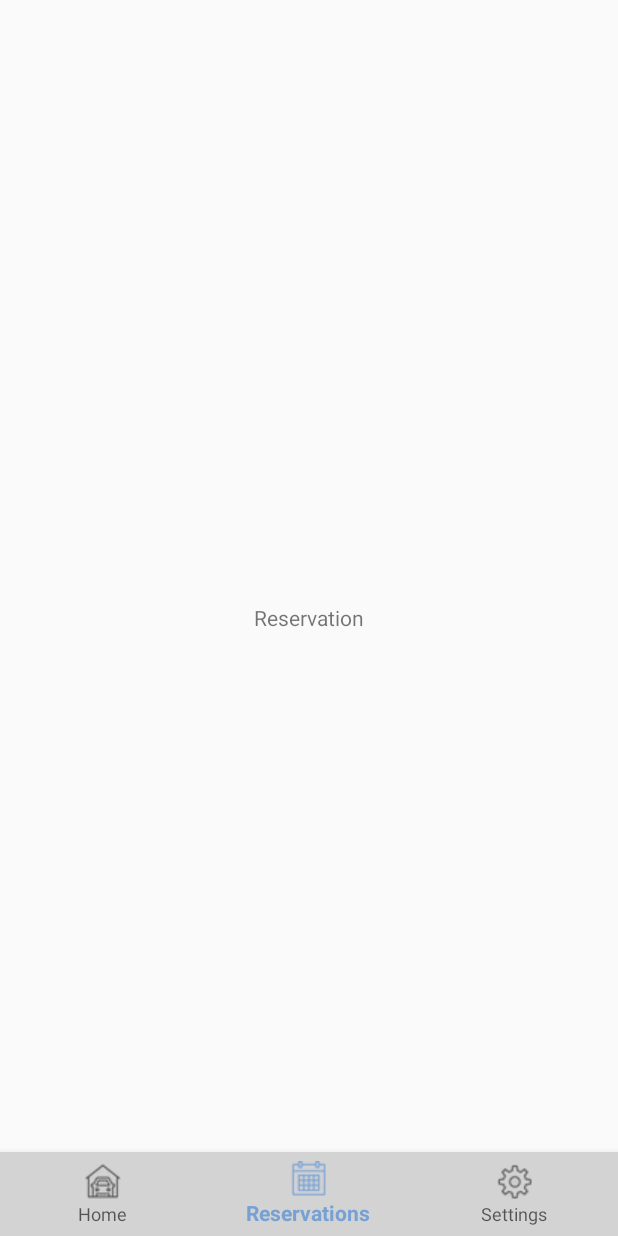
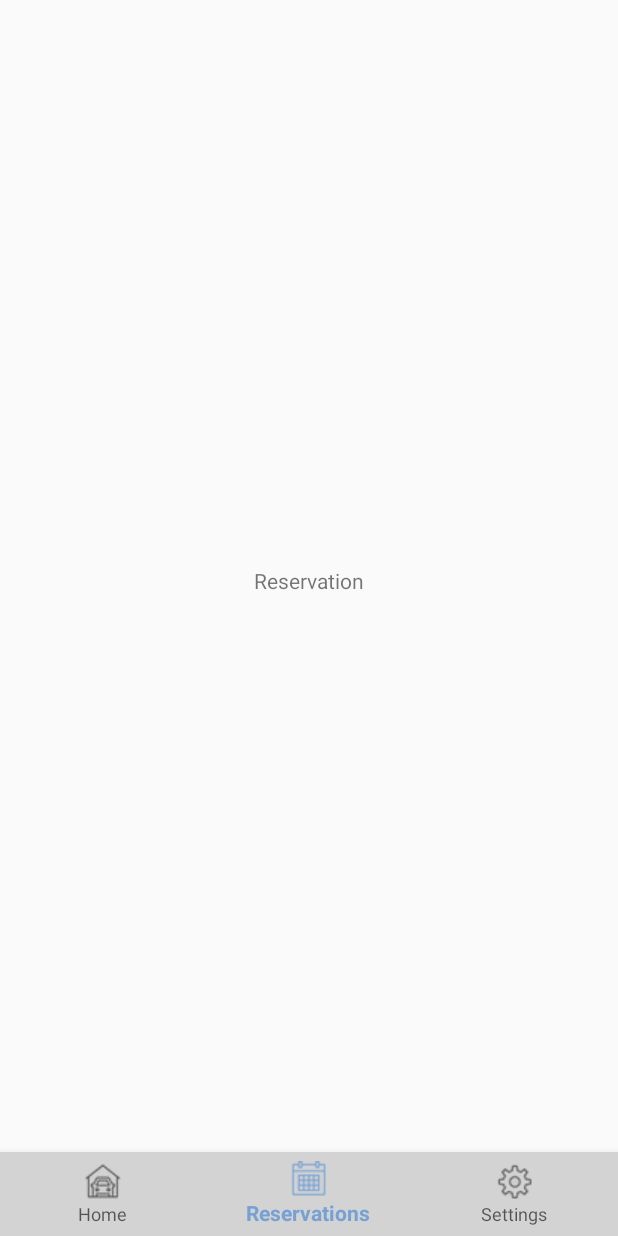
Before and after one commit to stephenfung98/OpenSpot, an Android app: the screen it shows after launch once a user with an empty profile is signed in (NavigationActivity), item 2 of the bottom bar chosen, on a phone screen of 412 x 824 dp. Run offline under Robolectric (Android 15) with nearby library versions, the phone set to English and light mode, and no system bars; our stand-ins replace Firebase (no records; nobody signed in at launch, a user with empty details on screens opened directly), androidx.preference; libraries missing offline, so code that uses them is left out: com.firebase.ui; 2 statements that could not run were skipped.

Commit message:
Put constraints on the fragment containers
-Put constraints on the fragments so the content is not covered by the bottom navigation bar

```diff
--- a/Android/MyApplication/app/src/main/res/layout/activity_navigation.xml
+++ b/Android/MyApplication/app/src/main/res/layout/activity_navigation.xml
@@ -3,17 +3,22 @@
         xmlns:android="http://schemas.android.com/apk/res/android"
         xmlns:app="http://schemas.android.com/apk/res-auto"
         xmlns:tools="http://schemas.android.com/tools"
-        android:id="@+id/container"
         android:layout_width="match_parent"
         android:layout_height="match_parent"
         tools:context="NavigationActivity">
+
+    <FrameLayout
+            android:id="@+id/container"
+            android:layout_width="match_parent"
+            android:layout_above="@+id/navigation"
+            android:layout_height="match_parent"
+            app:layout_constraintBottom_toTopOf="@+id/navigation" android:layout_marginBottom="50dp"/>
+
 
     <android.support.design.widget.BottomNavigationView
             android:id="@+id/navigation"
             android:layout_width="0dp"
             android:layout_height="wrap_content"
-            android:layout_marginEnd="0dp"
-            android:layout_marginStart="0dp"
             android:background="@color/navigationBackground"
             app:layout_constraintBottom_toBottomOf="parent"
             app:layout_constraintLeft_toLeftOf="parent"
```
